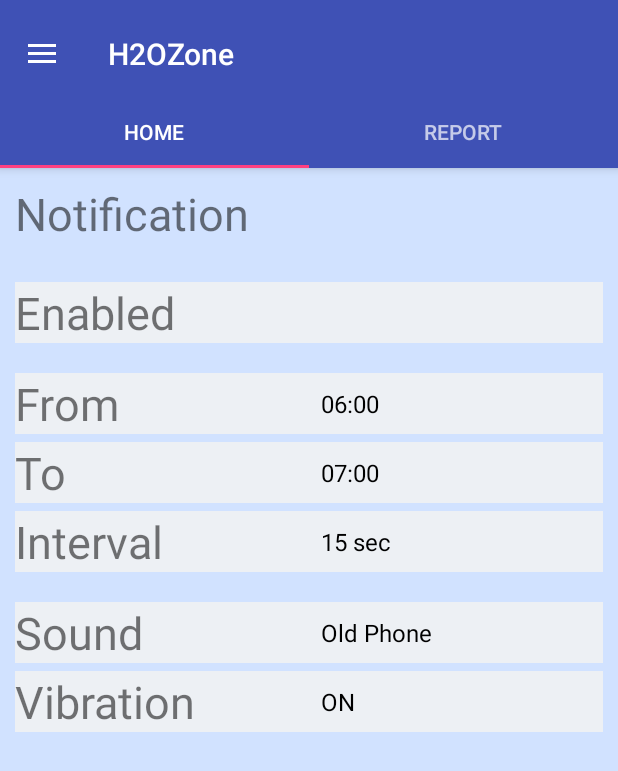
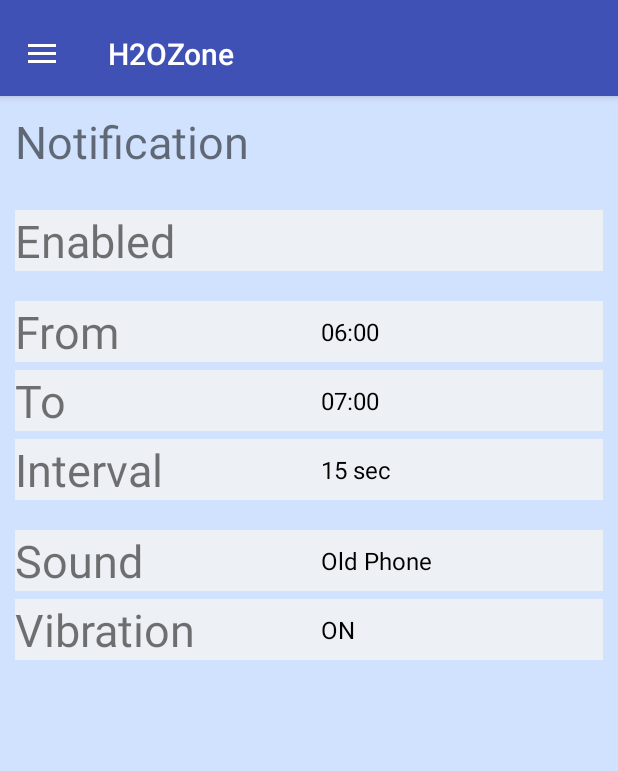
Before and after one commit to yejc1/H2OBand_Android, an Android app: the screen it shows after launch (MainActivity), after a tap on "Notification", on a phone screen of 412 x 824 dp. Shown: the top 771 px of the screen. Run offline under Robolectric (Android 15) with nearby library versions, the light colour scheme and no system bars; libraries missing offline, so code that uses them is left out: com.github.mikephil.charting; 1 other tap on this screen came first.

Commit message:
removed TabLayout when going to settings

```diff
--- a/app/src/main/java/seniordesign/h2oband_03/MainActivity.java
+++ b/app/src/main/java/seniordesign/h2oband_03/MainActivity.java
@@ -23,6 +23,7 @@ import android.support.v7.widget.Toolbar;
 import android.text.format.Formatter;
 import android.util.Log;
 import android.view.MenuItem;
+import android.view.View;
 import android.widget.FrameLayout;
 import android.widget.Toast;
 
@@ -74,6 +75,7 @@ public class MainActivity extends AppCompatActivity
     /**
      * The {@link ViewPager} that will host the section contents.
      */
+    TabLayout tabLayout;
     private ViewPager mViewPager;
     SettingsInfoFragment settingsInfoFragment;
     SettingsNotifFragment settingsNotifFragment;
@@ -101,7 +103,7 @@ public class MainActivity extends AppCompatActivity
         mViewPager = (ViewPager) findViewById(R.id.container);
         mViewPager.setAdapter(mSectionsPagerAdapter);
 
-        TabLayout tabLayout = (TabLayout) findViewById(R.id.tabs);
+        tabLayout = (TabLayout) findViewById(R.id.tabs);
         tabLayout.setupWithViewPager(mViewPager);
 
         settingsInfoFragment = new SettingsInfoFragment();
@@ -164,11 +166,12 @@ public class MainActivity extends AppCompatActivity
                 super.onBackPressed();
             }
         } else {
-            main_frame.addView(mViewPager);
             getSupportFragmentManager()
                     .beginTransaction()
                     .remove(selectedMenuItem)
                     .commit();
+            main_frame.addView(mViewPager);
+            tabLayout.setVisibility(View.VISIBLE);
             selectedMenuItem = null;
         }
     }
@@ -270,9 +273,12 @@ public class MainActivity extends AppCompatActivity
                 return false;
         }
 
+
+
         FrameLayout main_frame = (FrameLayout)findViewById(R.id.main_frame);
         if(main_frame.getChildAt(0) instanceof ViewPager) {
             main_frame.removeViewAt(0);
+            tabLayout.setVisibility(View.GONE);
 
             getSupportFragmentManager()
                     .beginTransaction()
--- a/app/src/main/java/seniordesign/h2oband_03/ReportFragment.java
+++ b/app/src/main/java/seniordesign/h2oband_03/ReportFragment.java
@@ -24,14 +24,14 @@ public class ReportFragment extends PageFragment {
                 textView23
                         .setText(new StringBuilder(msg.getData().getInt(MainService.INTENT_GOAL_OZ) + " oz"));
 
-                Log.d("ReportFragment", "Acvitiy level = " + msg.getData().getString(MainService.INTENT_ACTIVITY));
+                /*Log.d("ReportFragment", "Acvitiy level = " + msg.getData().getString(MainService.INTENT_ACTIVITY));
                 TextView textView111 = (TextView) getView().findViewById(R.id.textView111);
                 textView111
                         .setText(new StringBuilder("" + msg.getData().getString(MainService.INTENT_ACTIVITY)));
 
                 Log.d("ReportFragment", "Weight = " + msg.getData().getInt(MainService.INTENT_WEIGHT));
                 TextView textView9 = (TextView)getView().findViewById(R.id.textView9);
-                textView9.setText(new StringBuilder(msg.getData().getInt(MainService.INTENT_WEIGHT) + " lb"));
+                textView9.setText(new StringBuilder(msg.getData().getInt(MainService.INTENT_WEIGHT) + " lb"));*/
             }
     }
 
```
